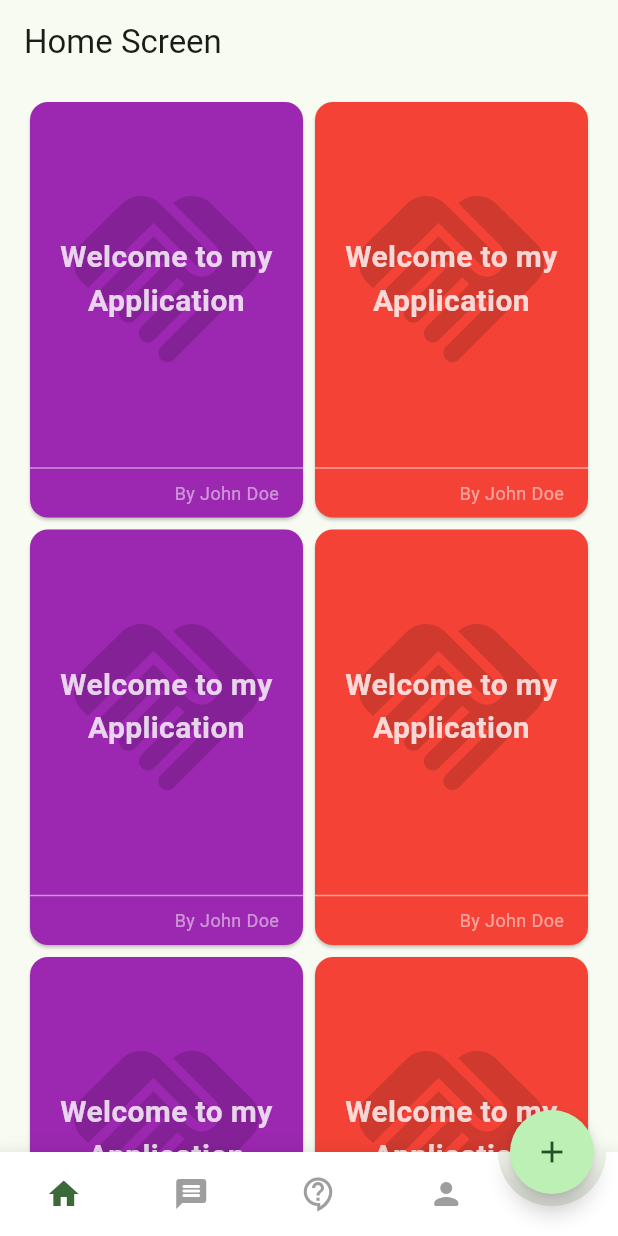
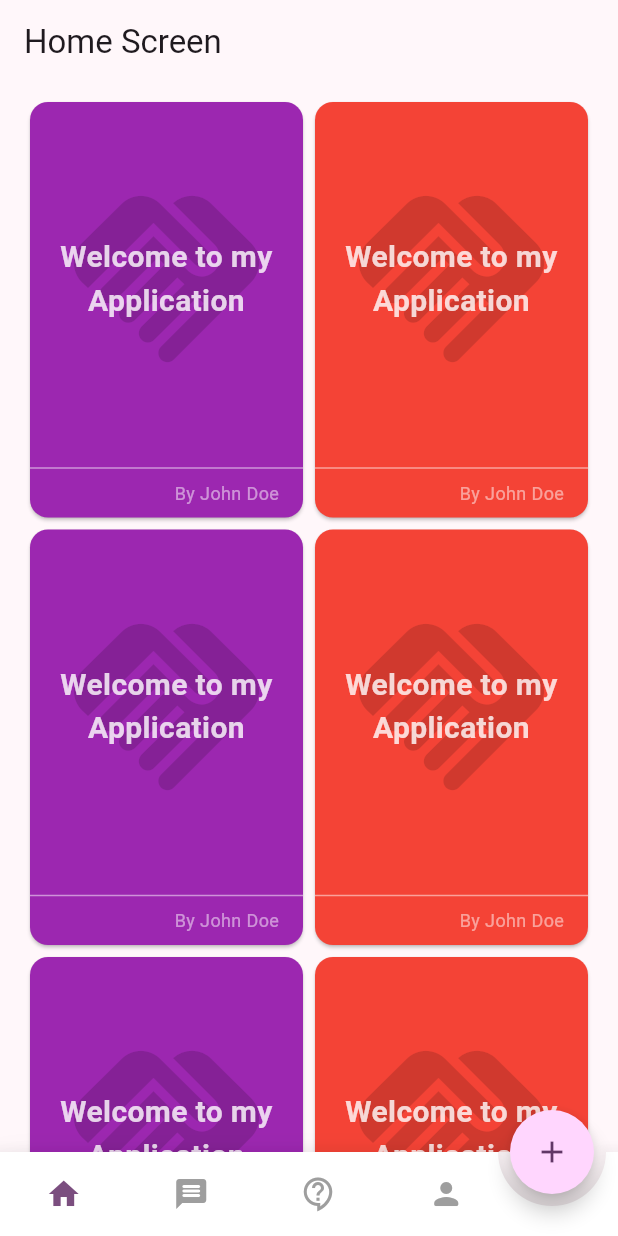
Before and after one commit to CerberusProgrammer/kind_words, a Flutter app: the screen it shows after launch, on a phone screen of 412 x 824 dp. Run offline on Flutter 3.47's test engine with Material 3 defaults, Android fonts, the light colour scheme and no system bars; drawn by our look-alikes of animated_bottom_navigation_bar.

Commit message:
New main theme color for the app! (Purple looks more cute)

```diff
--- a/lib/theme/theme.provider.dart
+++ b/lib/theme/theme.provider.dart
@@ -6,7 +6,7 @@ class ThemeProvider extends ChangeNotifier {
   ThemeData get appTheme => ThemeData(
         brightness: isDarkMode ? Brightness.dark : Brightness.light,
         useMaterial3: true,
-        colorSchemeSeed: Colors.green,
+        colorSchemeSeed: Colors.purple,
       );
 
   void toggleBrightness() {
```
